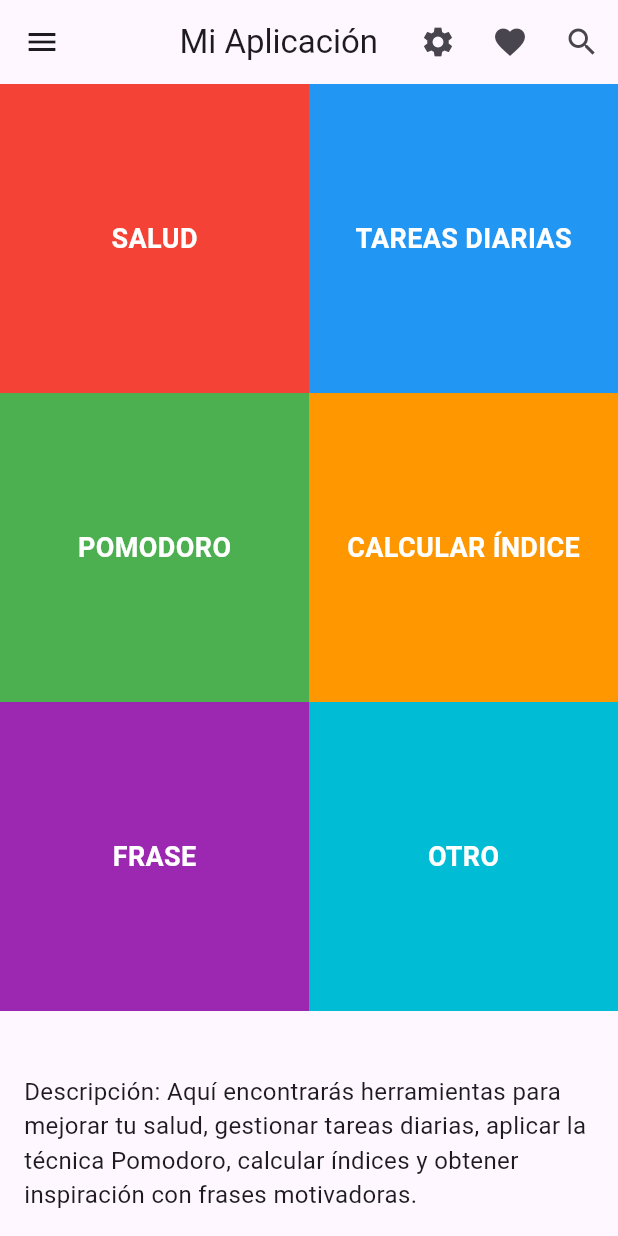
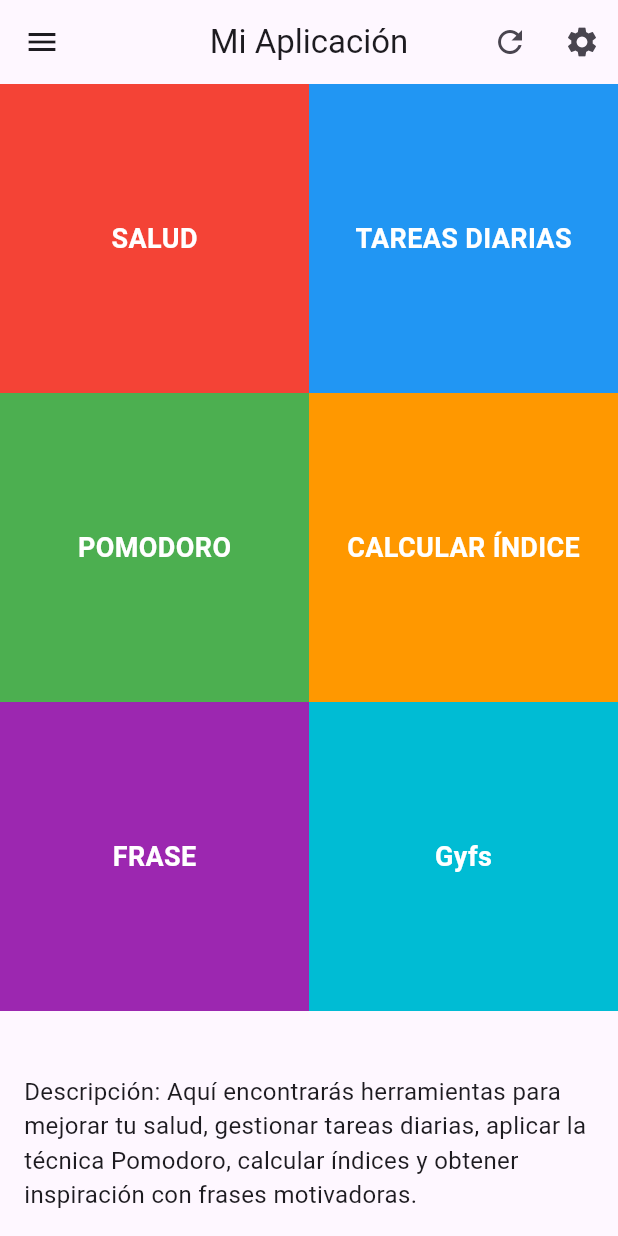
Before and after one commit to edlopez0/ProyectoFinalDam, a Flutter app: the HomeView screen opened by its route, on a phone screen of 412 x 824 dp. Run offline on Flutter 3.47's test engine with Material 3 defaults, Android fonts, the phone set to English and light mode, and no system bars; our stand-ins replace cloud_firestore, firebase_auth, firebase_core, firebase_storage, geolocator, image_picker; accounts and stored records are empty; network calls fail.

Commit message:
Proyecto final curso Aplicacion

```diff
--- a/lib/LivePlan.dart
+++ b/lib/LivePlan.dart
@@ -1,10 +1,12 @@
 import 'package:flutter/foundation.dart';
 import 'package:flutter/material.dart';
+import 'package:proyecto_final/Main/Gyfs.dart';
 import 'package:proyecto_final/Main/HomeView.dart';
+import 'package:proyecto_final/Main/ListaTareasDiarias.dart';
 import 'package:proyecto_final/Main/SubirImagen.dart';
 import 'package:proyecto_final/Main/Temporizador.dart';
 
-import 'FirestoreObjects/PerfilUsuario.dart';
+import 'OnBoarding/PerfilUsuario.dart';
 import 'Main/PlanificacionSemanal.dart';
 import 'Main/Pomodoro.dart';
 import 'OnBoarding/LoginView.dart';
@@ -39,12 +41,13 @@ class LivePlan extends StatelessWidget {
           '/phoneverifica' : (context) => PhoneLoginView(),
           '/splashview': (context) => SplashView(),
           '/homeview': (context) => HomeView(),
-          '/pomodoro': (context) =>HomeScreen(),
+          '/pomodoro': (context) =>Pomodoro(),
           '/temporizador': (context) => Temporizador(),
           '/tareas' : (context) => PlanificacionSemanal(),
           '/subirfoto': (context) => SubirImagenPerfil(),
           '/perfilview': (context) => PerfilUsuario(),
-
+          '/tareasdiarias'  : (context) => ListaTareasDiarias(),
+          '/viewgif' : (context) => Gyfs(),
           /*              CustomContainer(color: Colors.red, text: 'SALUD', route: '/salud'),
                 CustomContainer(color: Colors.blue, text: 'TAREAS DIARIAS', route: '/tareas'),
                 CustomContainer(color: Colors.green, text: 'POMODORO', route: '/pomodoro'),
--- a/lib/Main/HomeView.dart
+++ b/lib/Main/HomeView.dart
@@ -1,10 +1,8 @@
 import 'package:flutter/material.dart';
-import 'package:proyecto_final/Custom/Drawer/DBDraweAnimate.dart';
+import 'package:geolocator/geolocator.dart';
 import 'package:proyecto_final/Singletone/DataHolder.dart';
-
 import '../Custom/Drawer/DBDraweFiveButtons.dart';
 import '../FirestoreObjects/FbUsuario.dart';
-
 
 class HomeView extends StatefulWidget {
 
@@ -12,11 +10,25 @@ class HomeView extends StatefulWidget {
   State<HomeView> createState() => _HomeViewState();
 }
 
+
 class _HomeViewState extends State<HomeView> {
+
+  @override
+  void initState() {
+    super.initState();
+    cargarLocalizacion();
+
+
+  }
+
+  void  cargarLocalizacion() async{
+    Position pocicion= await DataHolder().geolocatorAdmin.obtenerPosition();
+    print("GEOLOCATOR====su pocicion actual es : "+pocicion.toString());
+  }
+
+
   @override
   Widget build(BuildContext context) {
-
-
 
     void clickClose(){
       Navigator.pop(context);
@@ -116,23 +128,18 @@ class _HomeViewState extends State<HomeView> {
         centerTitle: true,
         actions: [
           IconButton(
-            icon: Icon(Icons.settings),
+            icon: Icon(Icons.refresh),
             onPressed: () {
               // Acción al pulsar el icono de configuración
             },
           ),
           IconButton(
-            icon: Icon(Icons.favorite),
+            icon: Icon(Icons.settings),
             onPressed: () {
               // Acción al pulsar el icono de favorito
             },
           ),
-          IconButton(
-            icon: Icon(Icons.search),
-            onPressed: () {
-              // Acción al pulsar el icono de búsqueda
-            },
-          ),
+
         ],
       ),
 
@@ -147,7 +154,7 @@ class _HomeViewState extends State<HomeView> {
                 CustomContainer(color: Colors.green, text: 'POMODORO', route: '/pomodoro'),
                 CustomContainer(color: Colors.orange, text: 'CALCULAR ÍNDICE', route: '/indice'),
                 CustomContainer(color: Colors.purple, text: 'FRASE', route: '/frase'),
-                CustomContainer(color: Colors.cyan, text: 'OTRO', route: '/perfil'),
+                CustomContainer(color: Colors.cyan, text: 'Gyfs', route: '/viewgif'),
               ],
             ),
           ),
--- a/lib/FirestoreObjects/PerfilUsuario.dart
+++ b/lib/OnBoarding/PerfilUsuario.dart
@@ -5,7 +5,7 @@ import '../Custom/SCAppBar.dart';
 import '../Custom/SCText.dart';
 import '../Custom/SCTextField.dart';
 import '../Custom/TextField/DBTextFielsBasic.dart';
-import 'FbUsuario.dart';
+import '../FirestoreObjects/FbUsuario.dart';
 
 class PerfilUsuario extends StatelessWidget {
   late BuildContext _context;
--- a/lib/Singletone/DataHolder.dart
+++ b/lib/Singletone/DataHolder.dart
@@ -2,6 +2,8 @@
 
 import '../FirestoreObjects/FbUsuario.dart';
 import 'FirebaseAdmin.dart';
+import 'GeolocatorAdmin.dart';
+import 'HttpAdmin.dart';
 
 //creacion  de  clase estatica
 class DataHolder{
@@ -14,8 +16,10 @@ class DataHolder{
   //descargas
   FirebaseAdmin firebaseAdmin=FirebaseAdmin();
   //geolocator
-  //GeolocatorAdmin geolocatorAdmin=GeolocatorAdmin();
+  GeolocatorAdmin geolocatorAdmin=GeolocatorAdmin();
   //FirebaseFirestore db = FirebaseFirestore.instance;
+  //gestiona todas las apis
+  HttpAdmin adminHttp=HttpAdmin();
 
   DataHolder._internal(){
     textoBar="data holder ";
--- a/pubspec.yaml
+++ b/pubspec.yaml
@@ -20,6 +20,8 @@ dependencies:
   image_picker: ^1.0.7
   firebase_storage: ^11.5.0
   cloud_firestore: ^4.14.0
+  geolocator: ^11.0.0
+  http: ^1.1.0
 
 
 
```
Also changed, not shown: lib/Custom/CustomButton.dart (+8 -2 lines), lib/Main/PlanificacionSemanal.dart (+24 -19 lines), lib/Main/Pomodoro.dart (+13 -24 lines), lib/Singletone/FirebaseAdmin.dart (+10 -1 lines), pubspec.lock, 1 other file.
